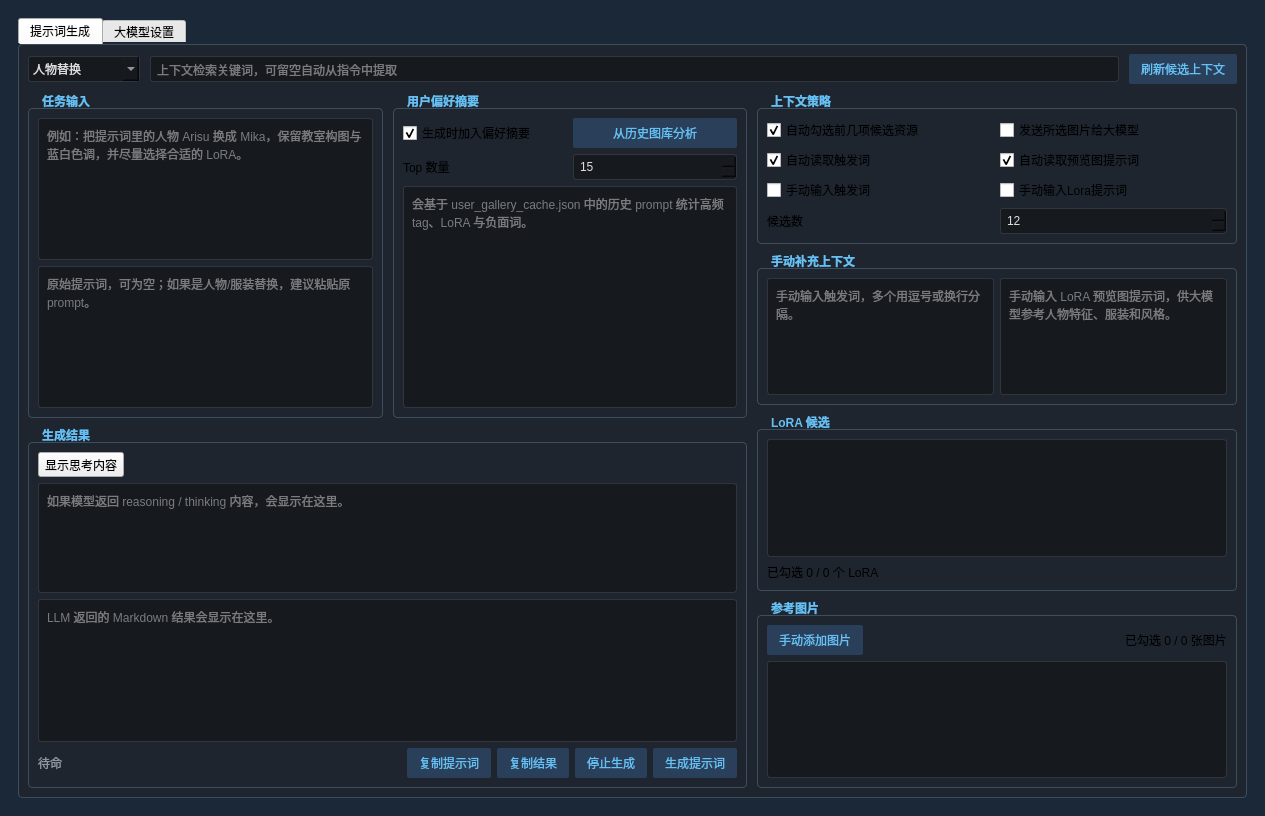
Old version of the form llmpromptwidget.ui in the repository hanbinhsh/SD-LoRA-Manager.
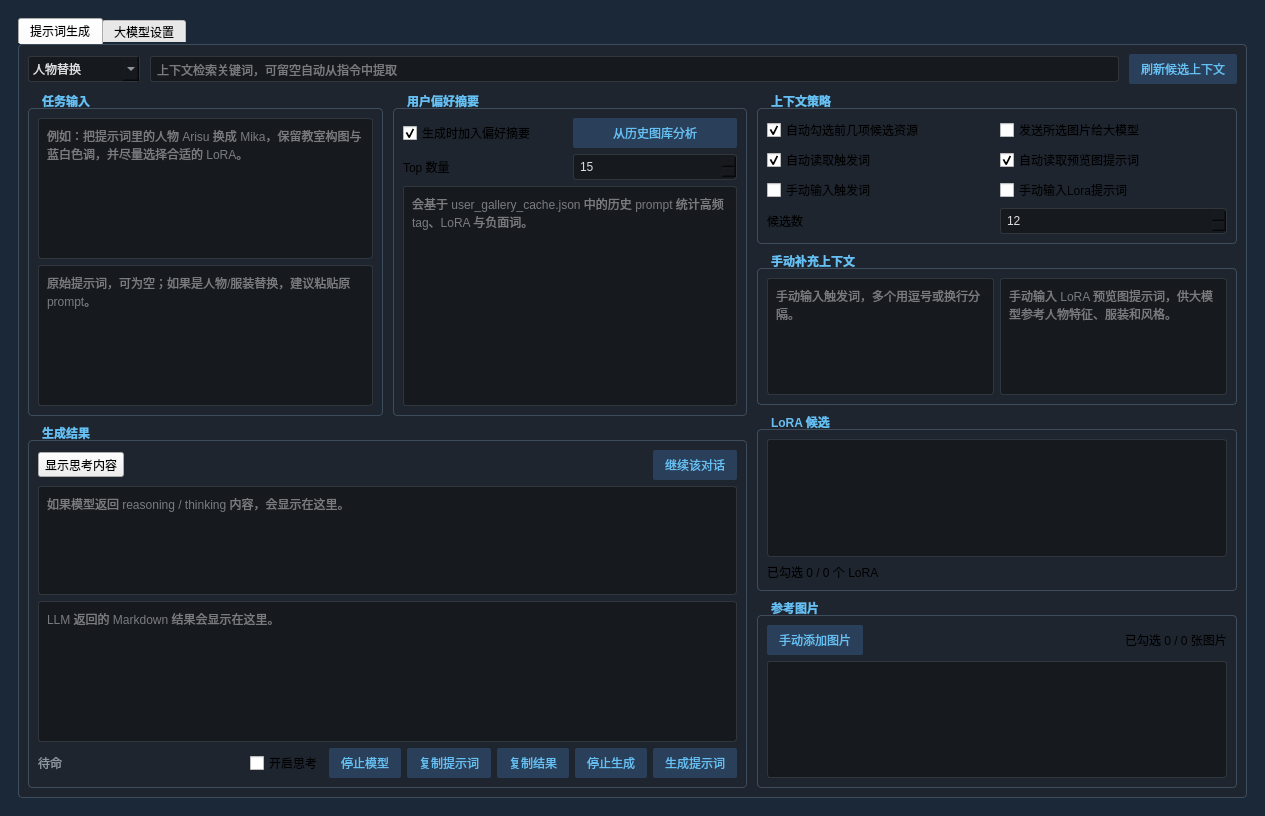
New version of the form.

Commit message: 继续对话

Diff of the .ui file:
```diff
--- a/llmpromptwidget.ui
+++ b/llmpromptwidget.ui
@@ -207,6 +207,8 @@
              </property>
              <layout class="QVBoxLayout" name="verticalLayoutResult">
               <item>
+               <layout class="QHBoxLayout" name="horizontalLayoutThinkingTop">
+                <item>
                <widget class="QToolButton" name="btnToggleThinking">
                 <property name="text">
                  <string>显示思考内容</string>
@@ -220,6 +222,28 @@
                </widget>
               </item>
               <item>
+                 <spacer name="horizontalSpacerThinkingTop">
+                  <property name="orientation">
+                   <enum>Qt::Orientation::Horizontal</enum>
+                  </property>
+                  <property name="sizeHint" stdset="0">
+                   <size>
+                    <width>40</width>
+                    <height>20</height>
+                   </size>
+                  </property>
+                 </spacer>
+                </item>
+                <item>
+                 <widget class="QPushButton" name="btnContinueConversation">
+                  <property name="text">
+                   <string>继续该对话</string>
+                  </property>
+                 </widget>
+                </item>
+               </layout>
+              </item>
+              <item>
                <widget class="QPlainTextEdit" name="textThinking">
                 <property name="maximumSize">
                  <size>
@@ -270,6 +294,20 @@
                   </property>
                  </spacer>
                 </item>
+               <item>
+                 <widget class="QCheckBox" name="chkEnableThink">
+                  <property name="text">
+                   <string>开启思考</string>
+                  </property>
+                 </widget>
+                </item>
+                <item>
+                 <widget class="QPushButton" name="btnUnloadModel">
+                  <property name="text">
+                   <string>停止模型</string>
+                  </property>
+                 </widget>
+                </item>
                 <item>
                  <widget class="QPushButton" name="btnCopyPrompt">
                   <property name="text">
```
Lines whose indentation alone changed are shown as unchanged. The commit also changes 6 other files.
